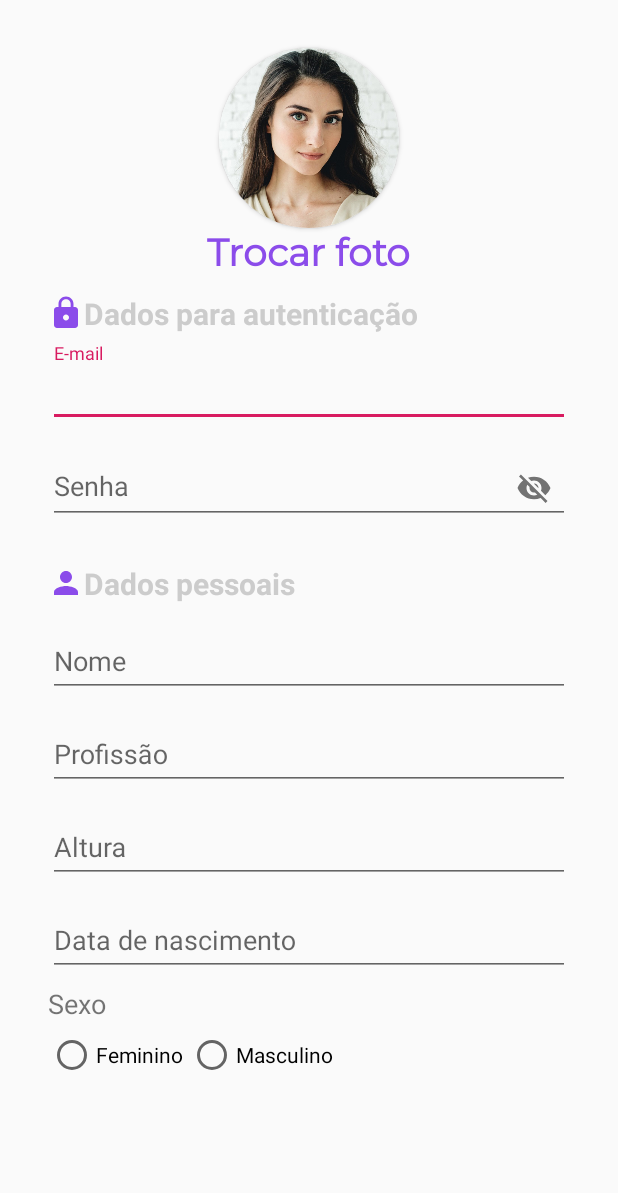
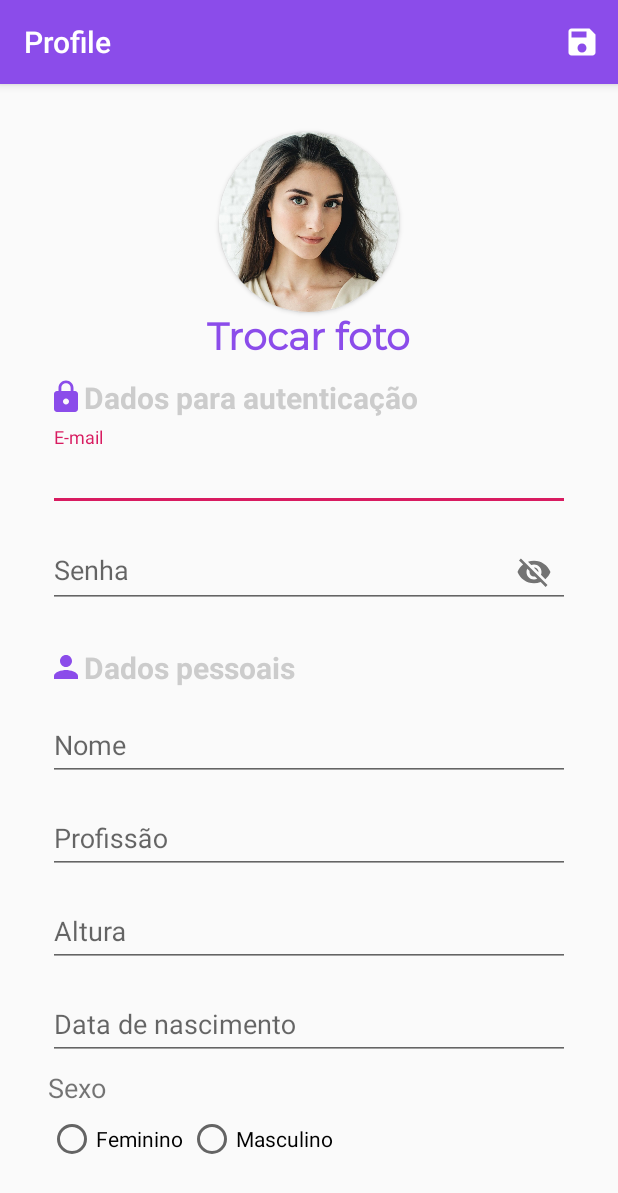
Before and after one commit to GabrielTSR/calculadoraIMC-Kotlin, an Android app: the CadastroActivity screen opened directly, with no data from a screen before it, on a phone screen of 412 x 824 dp. Shown: the top 1193 px of the screen. Run offline under Robolectric (Android 15) with nearby library versions, the light colour scheme and no system bars.

Commit message:
menu na tela de cadastro

```diff
--- a/app/src/main/java/com/example/calculadoraimc/CadastroActivity.kt
+++ b/app/src/main/java/com/example/calculadoraimc/CadastroActivity.kt
@@ -2,10 +2,33 @@ package com.example.calculadoraimc
 
 import androidx.appcompat.app.AppCompatActivity
 import android.os.Bundle
+import android.view.Menu
+import android.view.MenuItem
+import android.widget.Toast
 
 class CadastroActivity : AppCompatActivity() {
     override fun onCreate(savedInstanceState: Bundle?) {
         super.onCreate(savedInstanceState)
         setContentView(R.layout.activity_cadastro)
+
+        supportActionBar!!.title = "Profile"
+//        supportActionBar!!.subtitle = ""
+    }
+
+    override fun onCreateOptionsMenu(menu: Menu?): Boolean {
+        menuInflater.inflate(R.menu.menu, menu)
+        return true
+    }
+
+    override fun onOptionsItemSelected(item: MenuItem): Boolean {
+
+        when (item.itemId) {
+            R.id.menu_save -> {
+                Toast.makeText(this, "Salvar", Toast.LENGTH_LONG).show()
+            }
+
+        }
+
+        return true
     }
 }
--- a/app/src/main/java/com/example/calculadoraimc/DashBoardActivity.kt
+++ b/app/src/main/java/com/example/calculadoraimc/DashBoardActivity.kt
@@ -7,5 +7,7 @@ class DashBoardActivity : AppCompatActivity() {
     override fun onCreate(savedInstanceState: Bundle?) {
         super.onCreate(savedInstanceState)
         setContentView(R.layout.activity_dash_board)
+
+        supportActionBar!!.hide()
     }
 }
--- a/app/src/main/java/com/example/calculadoraimc/LoginActivity.kt
+++ b/app/src/main/java/com/example/calculadoraimc/LoginActivity.kt
@@ -7,5 +7,7 @@ class LoginActivity : AppCompatActivity() {
     override fun onCreate(savedInstanceState: Bundle?) {
         super.onCreate(savedInstanceState)
         setContentView(R.layout.activity_login)
+
+        supportActionBar!!.hide()
     }
 }
--- a/app/src/main/java/com/example/calculadoraimc/MainActivity.kt
+++ b/app/src/main/java/com/example/calculadoraimc/MainActivity.kt
@@ -13,6 +13,8 @@ class MainActivity : AppCompatActivity() {
     override fun onCreate(savedInstanceState: Bundle?) {
         super.onCreate(savedInstanceState)
         setContentView(R.layout.activity_main)
+
+        supportActionBar!!.hide()
 
         val etAltura = findViewById<EditText>(R.id.edit_text_altura)
         val etPeso = findViewById<EditText>(R.id.edit_text_peso)
--- /dev/null
+++ b/app/src/main/res/drawable-v24/save_24.xml
@@ -0,0 +1,10 @@
+<vector xmlns:android="http://schemas.android.com/apk/res/android"
+    android:width="24dp"
+    android:height="24dp"
+    android:viewportWidth="24"
+    android:viewportHeight="24"
+    android:tint="?attr/colorControlNormal">
+  <path
+      android:fillColor="@android:color/white"
+      android:pathData="M17,3L5,3c-1.11,0 -2,0.9 -2,2v14c0,1.1 0.89,2 2,2h14c1.1,0 2,-0.9 2,-2L21,7l-4,-4zM12,19c-1.66,0 -3,-1.34 -3,-3s1.34,-3 3,-3 3,1.34 3,3 -1.34,3 -3,3zM15,9L5,9L5,5h10v4z"/>
+</vector>
--- /dev/null
+++ b/app/src/main/res/menu/menu.xml
@@ -0,0 +1,9 @@
+<?xml version="1.0" encoding="utf-8"?>
+<menu xmlns:android="http://schemas.android.com/apk/res/android"
+    xmlns:app="http://schemas.android.com/apk/res-auto">
+    <item android:id="@+id/menu_save"
+        android:title="salvar"
+        android:icon="@drawable/save_24"
+        app:showAsAction="ifRoom"/>
+
+</menu>
--- a/app/src/main/res/values/colors.xml
+++ b/app/src/main/res/values/colors.xml
@@ -1,7 +1,7 @@
 <?xml version="1.0" encoding="utf-8"?>
 <resources>
+    <color name="colorPrimaryDark">#5000ca</color>
     <color name="colorPrimary">#8B4CEA</color>
-    <color name="colorPrimaryDark">#5000ca</color>
     <color name="colorAccent">#D81B60</color>
     <color name="blackWeak">#121212</color>
     <color name="white">#ffffff</color>
--- a/app/src/main/res/values/styles.xml
+++ b/app/src/main/res/values/styles.xml
@@ -1,11 +1,16 @@
 <resources>
 
     <!-- Base application theme. -->
-    <style name="AppTheme" parent="Theme.AppCompat.Light.NoActionBar">
+    <style name="AppTheme" parent="Theme.AppCompat.Light.DarkActionBar">
         <!-- Customize your theme here. -->
         <item name="colorPrimary">@color/colorPrimary</item>
         <item name="colorPrimaryDark">@color/colorPrimaryDark</item>
         <item name="colorAccent">@color/colorAccent</item>
+        <item name="android:actionBarStyle">@style/MenuColor</item>
+    </style>
+
+    <style name="MenuColor" parent="android:Theme.Holo.Light.DarkActionBar">
+        <item name="android:background">@color/colorPrimaryDark</item>
     </style>
 
 </resources>
```
